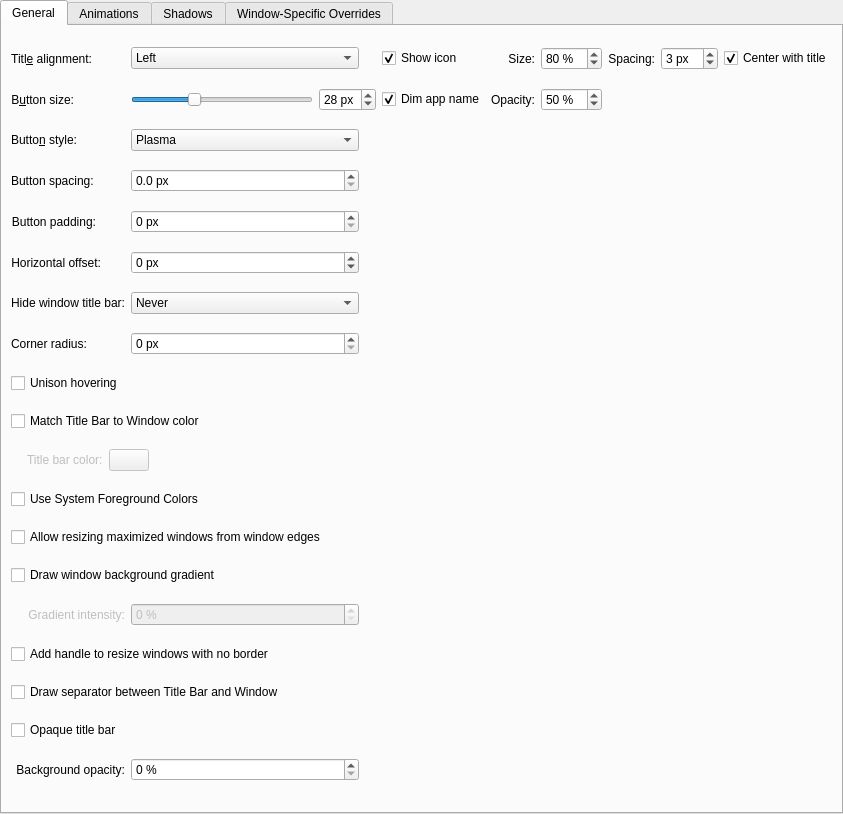
Before: the Qt Designer form config/ui/breezeconfigurationui.ui in Rudraksh88/KustomBreezeEnhanced, drawn with Qt 5.
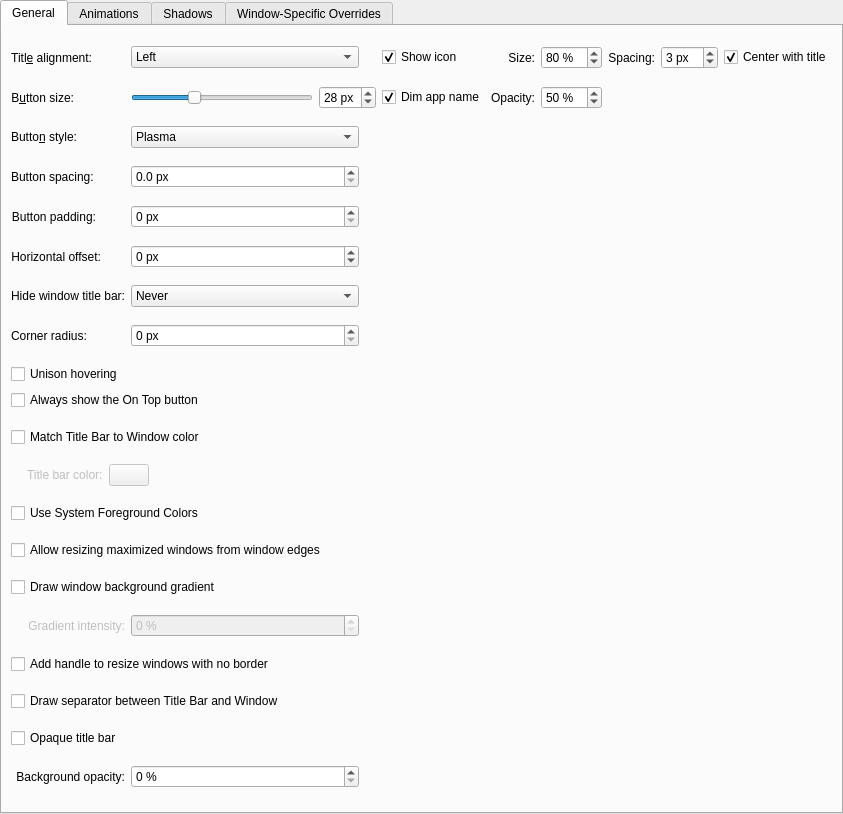
After: the same form once the commit is applied. Custom widgets are drawn as their Qt base class.

Commit message: feat: optionally keep on-top button visible

What changed in the file:
```diff
--- a/config/ui/breezeconfigurationui.ui
+++ b/config/ui/breezeconfigurationui.ui
@@ -34,12 +34,26 @@
       </attribute>
       <layout class="QGridLayout" name="gridLayout_4">
        <item row="8" column="1" colspan="4">
+        <layout class="QVBoxLayout" name="hoverOptionsLayout">
+         <item>
         <widget class="QCheckBox" name="unisonHovering">
          <property name="text">
           <string>Unison hovering</string>
          </property>
         </widget>
        </item>
+         <item>
+          <widget class="QCheckBox" name="alwaysShowOnTopButton">
+           <property name="toolTip">
+            <string>Keep the On Top button visible when it is not hovered; its glyph still follows the regular hover behavior.</string>
+           </property>
+           <property name="text">
+            <string>Always show the On Top button</string>
+           </property>
+          </widget>
+         </item>
+        </layout>
+       </item>
         <item row="14" column="2">
          <widget class="QSpinBox" name="gradientSpinBox">
          <property name="enabled">
```
Left out of the diff: 1 changed line with no effect on the pictures. Lines whose indentation alone changed are shown as unchanged. The commit also changes 3 other files.
